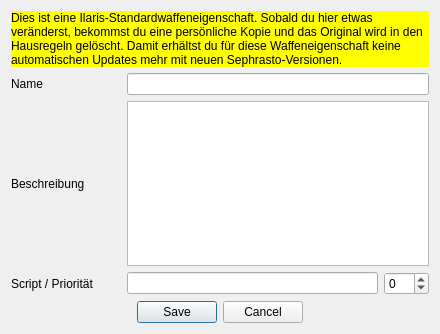
Qt form designer/DatenbankEditWaffeneigenschaft.ui (Aeolitus/Sephrasto) before a commit.
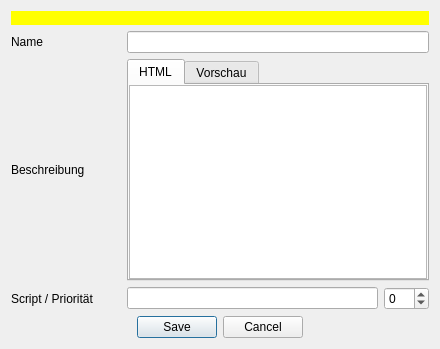
The same form after that commit.

```diff
--- a/designer/DatenbankEditWaffeneigenschaft.ui
+++ b/designer/DatenbankEditWaffeneigenschaft.ui
@@ -1,7 +1,7 @@
 <?xml version="1.0" encoding="UTF-8"?>
 <ui version="4.0">
- <class>waffeneigenschaftDialog</class>
- <widget class="QDialog" name="waffeneigenschaftDialog">
+ <class>dialog</class>
+ <widget class="QDialog" name="dialog">
   <property name="windowModality">
    <enum>Qt::ApplicationModal</enum>
   </property>
@@ -10,7 +10,7 @@
     <x>0</x>
     <y>0</y>
     <width>440</width>
-    <height>334</height>
+    <height>341</height>
    </rect>
   </property>
   <property name="windowTitle">
@@ -19,6 +19,74 @@
   <layout class="QGridLayout" name="gridLayout_2">
    <item row="0" column="0">
     <layout class="QGridLayout" name="gridLayout">
+     <item row="2" column="1">
+      <widget class="QTabWidget" name="tabWidget">
+       <property name="currentIndex">
+        <number>0</number>
+       </property>
+       <widget class="QWidget" name="tab">
+        <attribute name="title">
+         <string>HTML</string>
+        </attribute>
+        <layout class="QVBoxLayout" name="verticalLayout">
+         <property name="spacing">
+          <number>0</number>
+         </property>
+         <property name="leftMargin">
+          <number>0</number>
+         </property>
+         <property name="topMargin">
+          <number>0</number>
+         </property>
+         <property name="rightMargin">
+          <number>0</number>
+         </property>
+         <property name="bottomMargin">
+          <number>0</number>
+         </property>
+         <item>
+          <widget class="QPlainTextEdit" name="teBeschreibung">
+           <property name="sizePolicy">
+            <sizepolicy hsizetype="Expanding" vsizetype="MinimumExpanding">
+             <horstretch>0</horstretch>
+             <verstretch>0</verstretch>
+            </sizepolicy>
+           </property>
+          </widget>
+         </item>
+        </layout>
+       </widget>
+       <widget class="QWidget" name="tab_2">
+        <attribute name="title">
+         <string>Vorschau</string>
+        </attribute>
+        <layout class="QVBoxLayout" name="verticalLayout_2">
+         <property name="leftMargin">
+          <number>0</number>
+         </property>
+         <property name="topMargin">
+          <number>0</number>
+         </property>
+         <property name="rightMargin">
+          <number>0</number>
+         </property>
+         <property name="bottomMargin">
+          <number>0</number>
+         </property>
+         <item>
+          <widget class="QTextBrowser" name="tbBeschreibung"/>
+         </item>
+        </layout>
+       </widget>
+      </widget>
+     </item>
+     <item row="2" column="0">
+      <widget class="QLabel" name="label_5">
+       <property name="text">
+        <string>Beschreibung</string>
+       </property>
+      </widget>
+     </item>
      <item row="3" column="0">
       <widget class="QLabel" name="label_3">
        <property name="minimumSize">
@@ -32,33 +100,20 @@
        </property>
       </widget>
      </item>
-     <item row="1" column="1">
-      <widget class="QLineEdit" name="nameEdit"/>
-     </item>
-     <item row="2" column="1">
-      <widget class="QPlainTextEdit" name="textEdit">
-       <property name="sizePolicy">
-        <sizepolicy hsizetype="Expanding" vsizetype="MinimumExpanding">
-         <horstretch>0</horstretch>
-         <verstretch>0</verstretch>
-        </sizepolicy>
-       </property>
-      </widget>
-     </item>
-     <item row="2" column="0">
-      <widget class="QLabel" name="label_5">
-       <property name="text">
-        <string>Beschreibung</string>
-       </property>
-      </widget>
-     </item>
      <item row="3" column="1">
       <layout class="QHBoxLayout" name="horizontalLayout">
        <item>
-        <widget class="QLineEdit" name="scriptEdit"/>
+        <widget class="QLineEdit" name="leScript">
+         <property name="toolTip">
+          <string>&lt;html&gt;&lt;head/&gt;&lt;body&gt;&lt;p&gt;In diesem Feld kannst du ein Python-Skript einfügen, die bei Erlangen der Waffeneigenschaft ausgeführt werden. Siehe &amp;quot;Skripte für Abgeleitete Werte, Vorteile und Waffeneigenschaften&amp;quot; in der Sephrasto-Hilfe für verfügbare Funktionen und Beispiele.&lt;/p&gt;&lt;/body&gt;&lt;/html&gt;</string>
+         </property>
+        </widget>
        </item>
        <item>
-        <widget class="QSpinBox" name="scriptPrioEdit">
+        <widget class="QSpinBox" name="spinScriptPrio">
+         <property name="toolTip">
+          <string>&lt;html&gt;&lt;head/&gt;&lt;body&gt;&lt;p&gt;Die Skript-Priorität legt die Reihenfolge der Auswertung fest. 0 ist Standard, negative Werte werden davor, positive Werte danach ausgewertet. Dies ist relevant, falls bspw. die INI verdoppelt werden soll nachdem Kampfreflexe eingerechnet wurde. In diesem Fall sollte die Skript-Priorität höher als die von Kampfreflexe sein.&lt;/p&gt;&lt;/body&gt;&lt;/html&gt;</string>
+         </property>
          <property name="minimum">
           <number>-10</number>
          </property>
@@ -75,6 +130,16 @@
        </item>
       </layout>
      </item>
+     <item row="1" column="1">
+      <widget class="QLineEdit" name="leName"/>
+     </item>
+     <item row="1" column="0">
+      <widget class="QLabel" name="label">
+       <property name="text">
+        <string>Name</string>
+       </property>
+      </widget>
+     </item>
      <item row="0" column="0" colspan="2">
       <widget class="QLabel" name="warning">
        <property name="visible">
@@ -84,20 +149,13 @@
         <string notr="true">background-color: rgb(255, 255, 0); color: black;</string>
        </property>
        <property name="text">
-        <string>&lt;html&gt;&lt;head/&gt;&lt;body&gt;&lt;p&gt;Dies ist eine Ilaris-Standardwaffeneigenschaft. Sobald du hier etwas veränderst, bekommst du eine persönliche Kopie und das Original wird in den Hausregeln gelöscht. Damit erhältst du für diese Waffeneigenschaft keine automatischen Updates mehr mit neuen Sephrasto-Versionen.&lt;/p&gt;&lt;/body&gt;&lt;/html&gt;</string>
+        <string></string>
        </property>
        <property name="wordWrap">
         <bool>true</bool>
        </property>
       </widget>
      </item>
-     <item row="1" column="0">
-      <widget class="QLabel" name="label">
-       <property name="text">
-        <string>Name</string>
-       </property>
-      </widget>
-     </item>
     </layout>
    </item>
    <item row="1" column="0">
```
Left out of the diff: 7 changed lines with no effect on the pictures.
